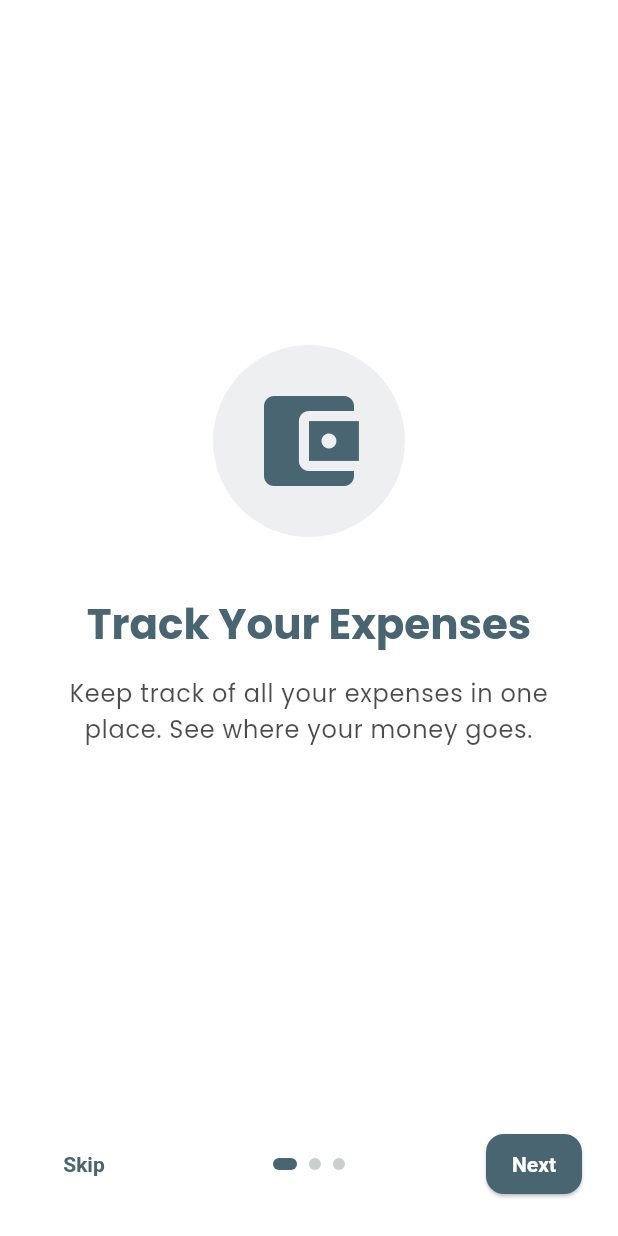
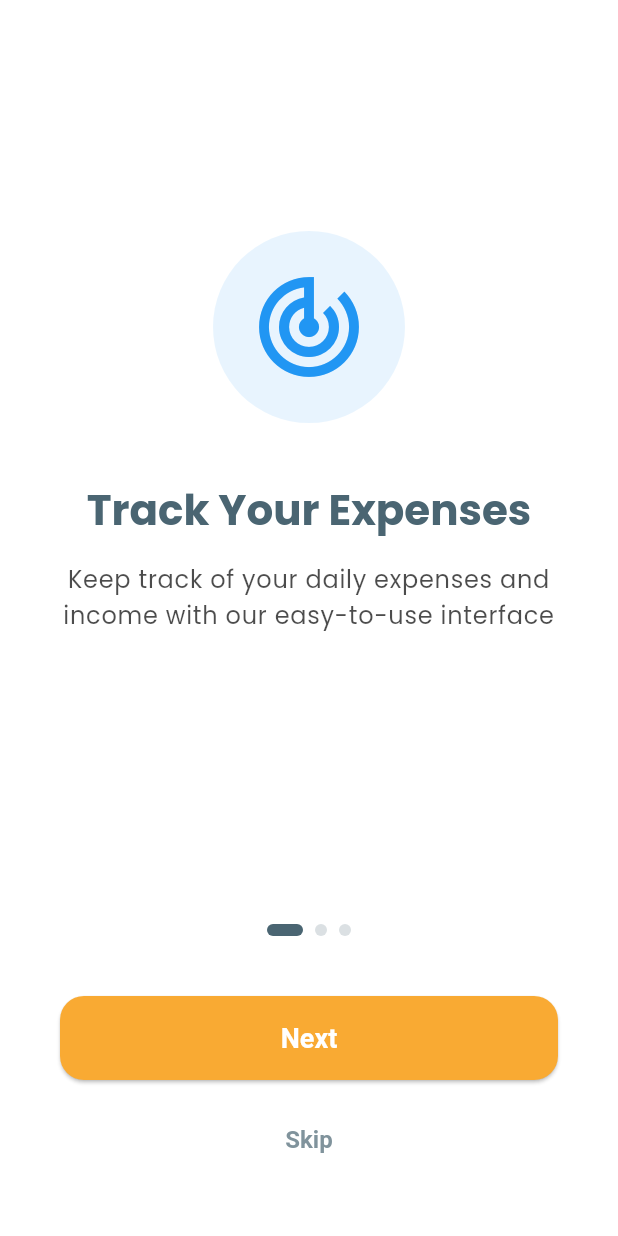
Before and after one commit to eyoaab/Expense-Trucker, a Flutter app: the screen it shows after launch, on a phone screen of 412 x 824 dp. Run offline on Flutter 3.47's test engine with Material 3 defaults, Android fonts, the phone set to English and light mode, and no system bars; our stand-ins replace cloud_firestore, device_preview, firebase_auth, firebase_core, firebase_storage, fl_chart and 5 more; accounts and stored records are empty.

Commit message:
improved the the flow to start from the onboarding to the login then to the expese

```diff
--- a/expense_trucker/lib/features/auth/screens/onboarding_screen.dart
+++ b/expense_trucker/lib/features/auth/screens/onboarding_screen.dart
@@ -1,7 +1,8 @@
 import 'package:flutter/material.dart';
+import '../widgets/onboarding_widgets.dart';
+import '../services/navigation_service.dart';
+import '../../../core/providers/preferences_provider.dart';
 import 'package:provider/provider.dart';
-import '../../../core/providers/preferences_provider.dart';
-import 'login_screen.dart';
 
 class OnboardingScreen extends StatefulWidget {
   const OnboardingScreen({super.key});
@@ -14,25 +15,28 @@ class _OnboardingScreenState extends State<OnboardingScreen> {
   final PageController _pageController = PageController();
   int _currentPage = 0;
 
-  final List<OnboardingPage> _pages = [
-    const OnboardingPage(
-      title: 'Track Your Expenses',
-      description:
-          'Keep track of all your expenses in one place. See where your money goes.',
-      icon: Icons.account_balance_wallet,
-    ),
-    const OnboardingPage(
-      title: 'Set Budgets',
-      description:
-          'Create budgets for different categories and stay within your limits.',
-      icon: Icons.savings,
-    ),
-    const OnboardingPage(
-      title: 'Analyze Spending',
-      description:
-          'View detailed analytics and reports to understand your spending habits.',
-      icon: Icons.insert_chart,
-    ),
+  final List<Map<String, dynamic>> _pages = [
+    {
+      'title': 'Track Your Expenses',
+      'description':
+          'Keep track of your daily expenses and income with our easy-to-use interface',
+      'icon': Icons.track_changes,
+      'color': Colors.blue,
+    },
+    {
+      'title': 'Set Budgets',
+      'description':
+          'Create budgets for different categories and stay within your financial limits',
+      'icon': Icons.account_balance_wallet,
+      'color': Colors.green,
+    },
+    {
+      'title': 'View Analytics',
+      'description':
+          'Get detailed insights about your spending habits with beautiful charts and reports',
+      'icon': Icons.analytics,
+      'color': Colors.purple,
+    },
   ];
 
   @override
@@ -48,14 +52,10 @@ class _OnboardingScreenState extends State<OnboardingScreen> {
   }
 
   void _completeOnboarding() {
-    // Mark first time user as false
-    Provider.of<PreferencesProvider>(context, listen: false)
-        .setFirstTimeUser(false);
-
-    // Navigate to login screen
-    Navigator.of(context).pushReplacement(
-      MaterialPageRoute<void>(builder: (_) => const LoginScreen()),
-    );
+    final prefsProvider =
+        Provider.of<PreferencesProvider>(context, listen: false);
+    prefsProvider.setFirstTimeUser(false);
+    NavigationService.navigateToLogin(context);
   }
 
   @override
@@ -68,76 +68,75 @@ class _OnboardingScreenState extends State<OnboardingScreen> {
             Expanded(
               child: PageView.builder(
                 controller: _pageController,
+                onPageChanged: _onPageChanged,
                 itemCount: _pages.length,
-                onPageChanged: _onPageChanged,
                 itemBuilder: (context, index) {
-                  return _pages[index];
+                  final page = _pages[index];
+                  return OnboardingPage(
+                    title: page['title'],
+                    description: page['description'],
+                    icon: page['icon'],
+                    iconColor: page['color'],
+                  );
                 },
               ),
             ),
             Padding(
-              padding: const EdgeInsets.all(24.0),
-              child: Row(
-                mainAxisAlignment: MainAxisAlignment.spaceBetween,
+              padding: const EdgeInsets.all(40.0),
+              child: Column(
                 children: [
-                  // Skip button
-                  TextButton(
-                    onPressed: _completeOnboarding,
-                    child: Text(
-                      'Skip',
-                      style: TextStyle(
-                        color: Theme.of(context).colorScheme.primary,
-                        fontWeight: FontWeight.bold,
+                  OnboardingIndicator(
+                    currentPage: _currentPage,
+                    pageCount: _pages.length,
+                  ),
+                  const SizedBox(height: 40),
+                  SizedBox(
+                    width: double.infinity,
+                    height: 56,
+                    child: ElevatedButton(
+                      onPressed: _currentPage == _pages.length - 1
+                          ? _completeOnboarding
+                          : () {
+                              _pageController.nextPage(
+                                duration: const Duration(milliseconds: 300),
+                                curve: Curves.easeInOut,
+                              );
+                            },
+                      style: ElevatedButton.styleFrom(
+                        backgroundColor:
+                            Theme.of(context).colorScheme.secondary,
+                        foregroundColor: Colors.white,
+                        shape: RoundedRectangleBorder(
+                          borderRadius: BorderRadius.circular(16),
+                        ),
                       ),
-                    ),
-                  ),
-                  // Indicators
-                  Row(
-                    children: List.generate(
-                      _pages.length,
-                      (index) => AnimatedContainer(
-                        duration: const Duration(milliseconds: 300),
-                        margin: const EdgeInsets.symmetric(horizontal: 4),
-                        width: index == _currentPage ? 16 : 8,
-                        height: 8,
-                        decoration: BoxDecoration(
-                          color: index == _currentPage
-                              ? Theme.of(context).colorScheme.primary
-                              : Theme.of(context)
-                                  .colorScheme
-                                  .primary
-                                  .withOpacity(0.3),
-                          borderRadius: BorderRadius.circular(4),
+                      child: Text(
+                        _currentPage == _pages.length - 1
+                            ? 'Get Started'
+                            : 'Next',
+                        style: const TextStyle(
+                          fontSize: 18,
+                          fontWeight: FontWeight.bold,
                         ),
                       ),
                     ),
                   ),
-                  // Next button
-                  ElevatedButton(
-                    onPressed: () {
-                      if (_currentPage < _pages.length - 1) {
-                        _pageController.nextPage(
-                          duration: const Duration(milliseconds: 300),
-                          curve: Curves.easeInOut,
-                        );
-                      } else {
-                        _completeOnboarding();
-                      }
-                    },
-                    style: ElevatedButton.styleFrom(
-                      backgroundColor: Theme.of(context).colorScheme.primary,
-                      foregroundColor: Theme.of(context).colorScheme.onPrimary,
-                      shape: RoundedRectangleBorder(
-                        borderRadius: BorderRadius.circular(12),
+                  if (_currentPage < _pages.length - 1) ...[
+                    const SizedBox(height: 16),
+                    TextButton(
+                      onPressed: _completeOnboarding,
+                      child: Text(
+                        'Skip',
+                        style: TextStyle(
+                          color: Theme.of(context)
+                              .colorScheme
+                              .primary
+                              .withOpacity(0.7),
+                          fontSize: 16,
+                        ),
                       ),
-                      padding: const EdgeInsets.symmetric(
-                          horizontal: 16, vertical: 8),
                     ),
-                    child: Text(
-                      _currentPage < _pages.length - 1 ? 'Next' : 'Get Started',
-                      style: const TextStyle(fontWeight: FontWeight.bold),
-                    ),
-                  ),
+                  ],
                 ],
               ),
             ),
@@ -152,12 +151,14 @@ class OnboardingPage extends StatelessWidget {
   final String title;
   final String description;
   final IconData icon;
+  final Color iconColor;
 
   const OnboardingPage({
     super.key,
     required this.title,
     required this.description,
     required this.icon,
+    required this.iconColor,
   });
 
   @override
@@ -170,13 +171,13 @@ class OnboardingPage extends StatelessWidget {
           Container(
             padding: const EdgeInsets.all(24),
             decoration: BoxDecoration(
-              color: Theme.of(context).colorScheme.primary.withOpacity(0.1),
+              color: iconColor.withOpacity(0.1),
               shape: BoxShape.circle,
             ),
             child: Icon(
               icon,
               size: 80,
-              color: Theme.of(context).colorScheme.primary,
+              color: iconColor,
             ),
           ),
           const SizedBox(height: 40),
--- /dev/null
+++ b/expense_trucker/lib/features/auth/widgets/onboarding_widgets.dart
@@ -0,0 +1,92 @@
+import 'package:flutter/material.dart';
+
+class OnboardingPage extends StatelessWidget {
+  final String title;
+  final String description;
+  final IconData icon;
+  final Color iconColor;
+
+  const OnboardingPage({
+    super.key,
+    required this.title,
+    required this.description,
+    required this.icon,
+    required this.iconColor,
+  });
+
+  @override
+  Widget build(BuildContext context) {
+    return Padding(
+      padding: const EdgeInsets.all(40.0),
+      child: Column(
+        mainAxisAlignment: MainAxisAlignment.center,
+        children: [
+          Container(
+            padding: const EdgeInsets.all(24),
+            decoration: BoxDecoration(
+              color: iconColor.withOpacity(0.1),
+              shape: BoxShape.circle,
+            ),
+            child: Icon(
+              icon,
+              size: 80,
+              color: iconColor,
+            ),
+          ),
+          const SizedBox(height: 40),
+          Text(
+            title,
+            style: Theme.of(context).textTheme.headlineSmall?.copyWith(
+                  fontWeight: FontWeight.bold,
+                  color: Theme.of(context).colorScheme.onBackground,
+                ),
+            textAlign: TextAlign.center,
+          ),
+          const SizedBox(height: 20),
+          Text(
+            description,
+            style: Theme.of(context).textTheme.bodyLarge?.copyWith(
+                  color: Theme.of(context)
+                      .colorScheme
+                      .onBackground
+                      .withOpacity(0.7),
+                ),
+            textAlign: TextAlign.center,
+          ),
+        ],
+      ),
+    );
+  }
+}
+
+class OnboardingIndicator extends StatelessWidget {
+  final int currentPage;
+  final int pageCount;
+
+  const OnboardingIndicator({
+    super.key,
+    required this.currentPage,
+    required this.pageCount,
+  });
+
+  @override
+  Widget build(BuildContext context) {
+    return Row(
+      mainAxisAlignment: MainAxisAlignment.center,
+      children: List.generate(
+        pageCount,
+        (index) => Container(
+          margin: const EdgeInsets.symmetric(horizontal: 4),
+          width: currentPage == index ? 24 : 8,
+          height: 8,
+          decoration: BoxDecoration(
+            color: currentPage == index
+                ? Theme.of(context).colorScheme.primary
+                : Theme.of(context).colorScheme.primary.withOpacity(0.2),
+            borderRadius: BorderRadius.circular(4),
+          ),
+        ),
+      ),
+    );
+  }
+}
```
Also changed, not shown: expense_trucker/lib/features/auth/screens/splash_screen.dart (+1 -33 lines), expense_trucker/lib/features/auth/services/navigation_service.dart (added, +24 -0 lines), expense_trucker/lib/features/auth/widgets/splash_widgets.dart (added, +56 -0 lines).
